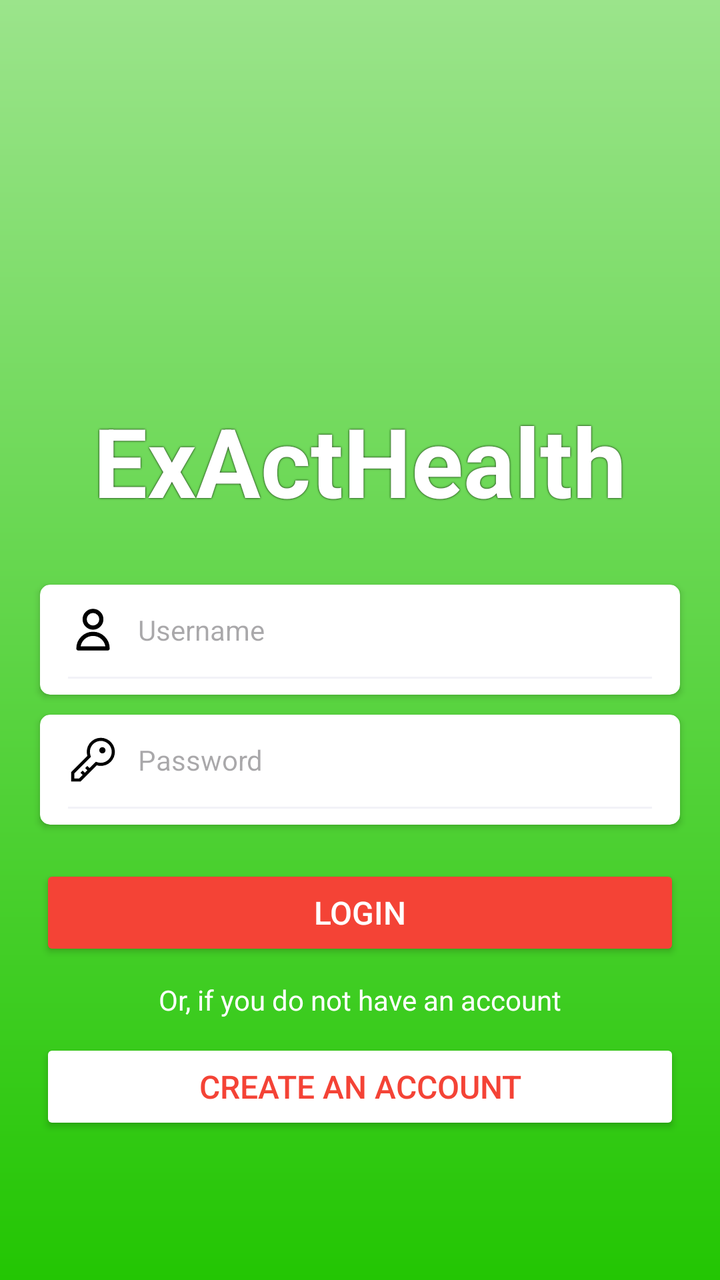
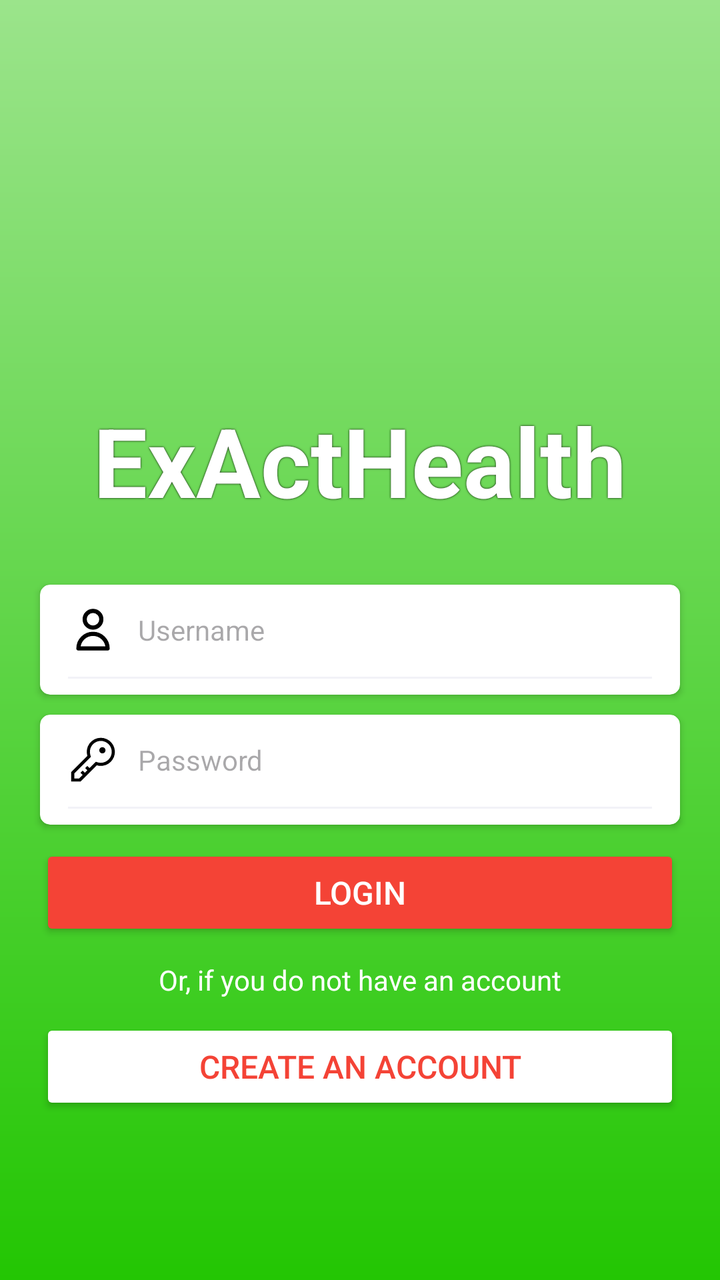

An Android layout rendered at two revisions. The XML below is the earlier revision; the diff shows what the commit changed to produce the second picture.
<!-- AndroidManifest.xml: application theme Theme.ExActHealth -->
<!-- res/layout/activity_login.xml -->
<?xml version="1.0" encoding="utf-8"?>
<RelativeLayout xmlns:android="http://schemas.android.com/apk/res/android"
    xmlns:app="http://schemas.android.com/apk/res-auto"
    xmlns:tools="http://schemas.android.com/tools"
    android:id="@+id/main"
    android:layout_width="match_parent"
    android:layout_height="match_parent"
    android:background="@drawable/background_gradient"
    tools:context=".activities.LoginActivity">

    <TextView
        android:id="@+id/login_app_name"
        android:layout_width="wrap_content"
        android:layout_height="wrap_content"
        android:layout_centerHorizontal="true"
        android:layout_marginBottom="20dp"
        android:layout_above="@+id/login_username_card_view"
        android:text="@string/app_name"
        android:textColor="@color/white"
        android:textStyle="bold"
        android:textSize="48sp"
        android:shadowColor="@color/black"
        android:shadowDx="0"
        android:shadowDy="0"
        android:shadowRadius="2">
    </TextView>

    <androidx.cardview.widget.CardView
        android:id="@+id/login_username_card_view"
        android:layout_width="match_parent"
        android:layout_height="wrap_content"
        android:layout_centerInParent="true"
        android:layout_marginTop="10dp"
        android:layout_marginStart="20dp"
        android:layout_marginEnd="20dp"

        app:contentPaddingLeft="10dp"
        app:contentPaddingRight="10dp"
        app:cardCornerRadius="5dp">

        <RelativeLayout
            android:id="@+id/login_username_layout"
            android:layout_width="match_parent"
            android:layout_height="match_parent">

            <EditText
                android:id="@+id/login_username"
                android:theme="@style/DialogTheme"
                android:layout_width="match_parent"
                android:layout_height="wrap_content"
                android:paddingBottom="20dp"
                android:gravity="center_vertical"
                android:hint="Username"
                android:drawableLeft="@drawable/ic_username"
                android:drawablePadding="10dp"
                android:textSize="14sp"
                android:backgroundTint="@color/light_gray"
                android:inputType="textPersonName"
                android:autofillHints="name">
            </EditText>

        </RelativeLayout>

    </androidx.cardview.widget.CardView>

    <androidx.cardview.widget.CardView
        android:id="@+id/login_password_card_view"
        android:layout_width="match_parent"
        android:layout_height="wrap_content"
        android:layout_below="@+id/login_username_card_view"
        android:layout_marginTop="10dp"
        android:layout_marginStart="20dp"
        android:layout_marginEnd="20dp"

        app:contentPaddingLeft="10dp"
        app:contentPaddingRight="10dp"
        app:cardCornerRadius="5dp">

        <RelativeLayout
            android:id="@+id/login_password_layout"
            android:layout_width="match_parent"
            android:layout_height="match_parent">

            <EditText
                android:id="@+id/login_password"
                android:theme="@style/DialogTheme"
                android:layout_width="match_parent"
                android:layout_height="wrap_content"
                android:paddingBottom="20dp"
                android:gravity="center_vertical"
                android:hint="Password"
                android:drawableLeft="@drawable/ic_password"
                android:drawablePadding="10dp"
                android:textSize="14sp"
                android:backgroundTint="@color/light_gray"
                android:inputType="textPassword"
                android:autofillHints="name">
            </EditText>

        </RelativeLayout>

    </androidx.cardview.widget.CardView>

    <Button
        android:id="@+id/login_button"
        android:layout_width="match_parent"
        android:layout_height="wrap_content"
        android:layout_below="@+id/login_password_card_view"
        android:gravity="center"
        android:layout_marginTop="20dp"
        android:layout_marginStart="20dp"
        android:layout_marginEnd="20dp"
        android:layout_marginBottom="5dp"
        android:paddingTop="5dp"
        android:paddingBottom="5dp"
        android:backgroundTint="@color/red"
        android:text="Login"
        android:textColor="@color/white"
        android:textSize="16sp"
        android:textStyle="normal"
        app:cornerRadius="5dp">
    </Button>

    <TextView
        android:id="@+id/login_information"
        android:layout_width="wrap_content"
        android:layout_height="wrap_content"
        android:layout_centerHorizontal="true"
        android:textColor="@color/white"
        android:layout_marginTop="5dp"
        android:layout_marginBottom="5dp"
        android:layout_below="@+id/login_button"
        android:text="Or, if you do not have an account">
    </TextView>

    <Button
        android:id="@+id/signup_button"
        android:layout_width="match_parent"
        android:layout_height="wrap_content"
        android:layout_below="@+id/login_information"
        android:gravity="center"
        android:layout_marginTop="5dp"
        android:layout_marginStart="20dp"
        android:layout_marginEnd="20dp"
        android:paddingTop="5dp"
        android:paddingBottom="5dp"
        android:backgroundTint="@color/white"
        android:text="Create an Account"
        android:textColor="@color/red"
        android:textSize="16sp"
        android:textStyle="normal"
        app:cornerRadius="5dp">
    </Button>

</RelativeLayout>
<!-- resources referenced by this layout -->
<resources>
  <color name="black">#FF000000</color>
  <color name="light_gray">#F2F2F7</color>
  <color name="red">#F44336</color>
  <color name="white">#FFFFFFFF</color>
  <!-- drawable background_gradient (drawable) -->
  <?xml version="1.0" encoding="utf-8"?>
  <shape xmlns:android="http://schemas.android.com/apk/res/android">
      <gradient
          android:startColor="#23C603"
          android:endColor="#9BE48B"
          android:angle="90">
      </gradient>
  </shape>
  <!-- drawable ic_password (drawable) -->
  <vector xmlns:android="http://schemas.android.com/apk/res/android" android:height="25dp" android:viewportHeight="32"
      android:viewportWidth="32" android:width="25dp">
        
      <path android:fillColor="#000000" android:pathData="M21,2a8.998,8.998 0,0 0,-8.612 11.612L2,24v6L8,30L18.388,19.612A9,9 0,1 0,21 2ZM21,18a7.012,7.012 0,0 1,-2.032 -0.302L17.821,17.35l-0.847,0.847 -3.181,3.181L12.414,20 11,21.414l1.379,1.379 -1.586,1.586L9.414,23 8,24.414l1.379,1.379L7.172,28L4,28L4,24.828l9.802,-9.802 0.847,-0.847 -0.347,-1.147A7,7 0,1 1,21 18Z"/>
        
      <path android:fillColor="#000000" android:pathData="M22,10m-2,0a2,2 0,1 1,4 0a2,2 0,1 1,-4 0"/>
      
  </vector>
  <!-- drawable ic_username (drawable) -->
  <vector xmlns:android="http://schemas.android.com/apk/res/android" android:height="25dp" android:viewportHeight="24"
      android:viewportWidth="24" android:width="25dp">
        
      <path android:fillColor="#00000000" android:pathData="M16,7C16,9.209 14.209,11 12,11C9.791,11 8,9.209 8,7C8,4.791 9.791,3 12,3C14.209,3 16,4.791 16,7Z" android:strokeColor="#000000" android:strokeLineCap="round" android:strokeLineJoin="round" android:strokeWidth="2"/>
        
      <path android:fillColor="#00000000" android:pathData="M12,14C8.134,14 5,17.134 5,21H19C19,17.134 15.866,14 12,14Z" android:strokeColor="#000000" android:strokeLineCap="round" android:strokeLineJoin="round" android:strokeWidth="2"/>
      
  </vector>
  <string name="app_name">ExActHealth</string>
  <style name="DialogTheme" parent="Theme.Material3.Light.Dialog">
          <item name="colorAccent">@color/red</item>
          <item name="colorOnPrimary">@color/red</item>
          <item name="colorControlActivated">@color/red</item>
      </style>
  <style name="Theme.ExActHealth" parent="Base.Theme.ExActHealth" />
  <style name="Base.Theme.ExActHealth" parent="Theme.Material3.Light.NoActionBar">
          
          <item name="colorPrimary">@color/red</item>
          <item name="android:itemBackground">@color/white</item>
      </style>
</resources>

<!-- the commit's change to res/layout/activity_login.xml (unified diff, before → after) -->
@@ -101,13 +101,30 @@
 
     </androidx.cardview.widget.CardView>
 
+    <TextView
+        android:id="@+id/login_error_message"
+        android:layout_width="wrap_content"
+        android:layout_height="wrap_content"
+        android:layout_centerHorizontal="true"
+        android:textColor="@color/red"
+        android:layout_marginTop="10dp"
+        android:layout_marginStart="20dp"
+        android:layout_marginEnd="20dp"
+        android:gravity="center"
+        android:textSize="16sp"
+        android:textStyle="bold"
+        android:layout_below="@+id/login_password_card_view"
+        android:visibility="gone"
+        android:text="">
+    </TextView>
+
     <Button
         android:id="@+id/login_button"
         android:layout_width="match_parent"
         android:layout_height="wrap_content"
-        android:layout_below="@+id/login_password_card_view"
+        android:layout_below="@+id/login_error_message"
         android:gravity="center"
-        android:layout_marginTop="20dp"
+        android:layout_marginTop="10dp"
         android:layout_marginStart="20dp"
         android:layout_marginEnd="20dp"
         android:layout_marginBottom="5dp"
